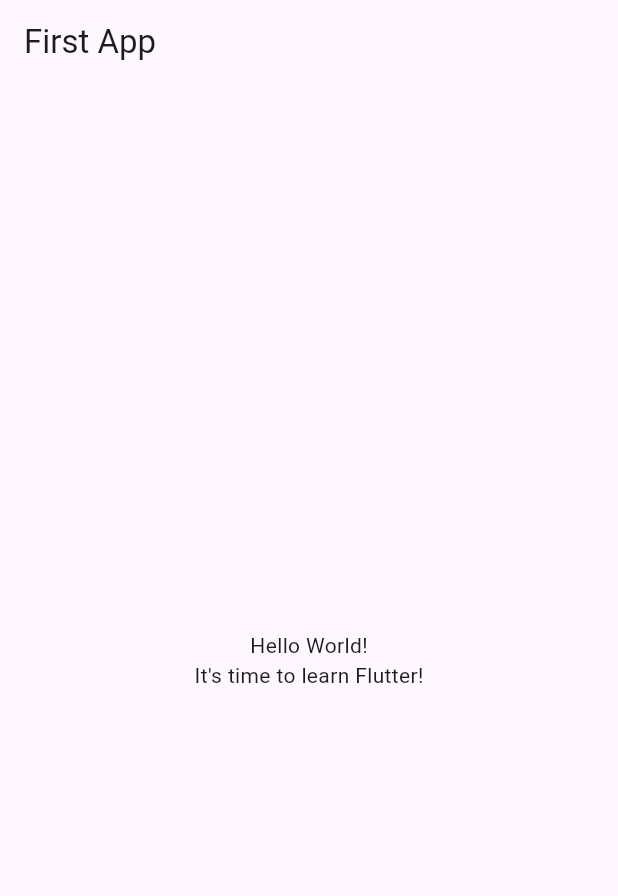
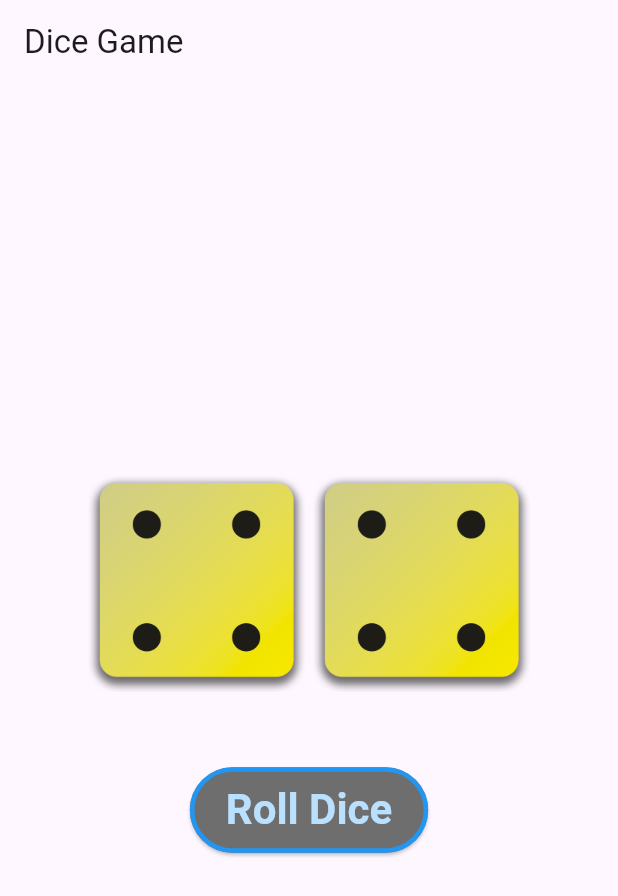
Before and after one commit to Adriatik-Berdufi/roll_dice, a Flutter app: the screen it shows after launch, on a phone screen of 412 x 824 dp. Shown: the top 896 px of the screen. Run offline on Flutter 3.47's test engine with Material 3 defaults, Android fonts, the phone set to English and light mode, and no system bars.

Commit message:
add dice and button

```diff
--- a/lib/main.dart
+++ b/lib/main.dart
@@ -7,27 +7,60 @@ void main() {
 class MyApp extends StatelessWidget {
   const MyApp({super.key});
 
+  void rolldice() {
+    //codice da eseguire
+  }
   @override
   Widget build(BuildContext context) {
     return MaterialApp(
-      title: 'Flutter Demo',
+      title: 'Flutter Dice Game',
       theme: ThemeData(
         primarySwatch: Colors.blue,
       ),
       home: Scaffold(
         appBar: AppBar(
-          title: const Text('First App'),
+          title: const Text('Dice Game'),
         ),
-        body: const Center(
+        body: Center(
           child: Column(
             mainAxisAlignment: MainAxisAlignment.center,
             children: [
-              Text(
-                'Hello World!',
+              Row(
+                mainAxisAlignment: MainAxisAlignment.center,
+                children: [
+                  Image.asset(
+                    'assets/dice_img/dice-4.png',
+                    width: 150,
+                  ),
+                  Image.asset(
+                    'assets/dice_img/dice-4.png',
+                    width: 150,
+                  ),
+                ],
               ),
-              Text(
-                'It\'s time to learn Flutter!',
+              const SizedBox(
+                height: 50,
               ),
+              Row(
+                mainAxisAlignment: MainAxisAlignment.center,
+                children: [
+                  ElevatedButton(
+                      onPressed: rolldice,
+                      style: ElevatedButton.styleFrom(
+                          backgroundColor:
+                              const Color.fromARGB(255, 110, 110, 110),
+                          side: const BorderSide(color: Colors.blue, width: 3),
+                          padding: const EdgeInsets.symmetric(
+                              horizontal: 24, vertical: 12),
+                          foregroundColor:
+                              const Color.fromARGB(255, 186, 224, 255),
+                          textStyle: const TextStyle(
+                            fontSize: 28,
+                            fontWeight: FontWeight.bold,
+                          )),
+                      child: const Text('Roll Dice')),
+                ],
+              )
             ],
           ),
         ),
```
Also changed, not shown: pubspec.yaml (+8 -6 lines), assets/dice_img/dice-1.png (added), assets/dice_img/dice-2.png (added), assets/dice_img/dice-3.png (added), assets/dice_img/dice-4.png (added), assets/dice_img/dice-5.png (added), assets/dice_img/dice-6.png (added).
